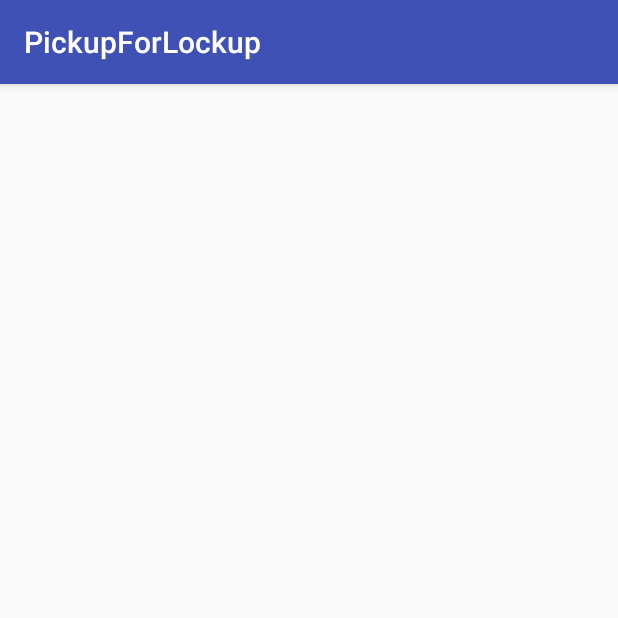
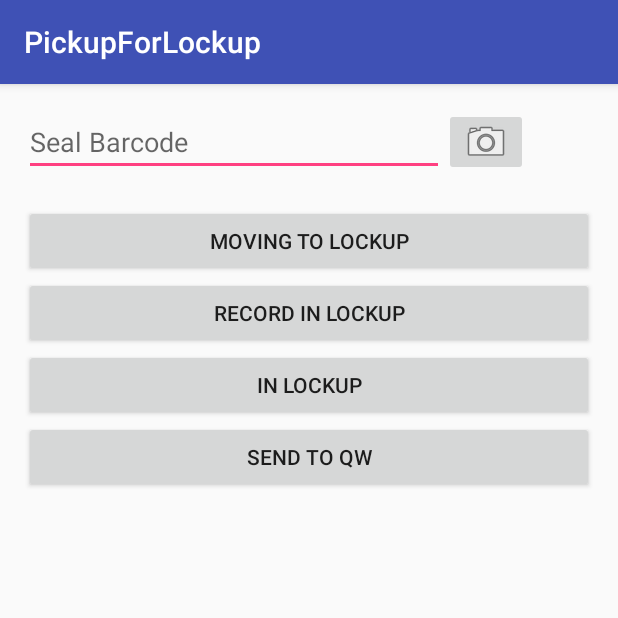
Before and after one commit to somanythings/qw-discovery-pos, an Android app: the PickupForLockup screen opened directly, with no data from a screen before it, on a phone screen of 412 x 824 dp, the top half of it. Run offline under Robolectric (Android 15) with nearby library versions, the phone set to English and light mode, and no system bars; libraries missing offline, so code that uses them is left out: com.google.zxing.client, com.google.zxing.integration.

```diff
--- a/app/build.gradle
+++ b/app/build.gradle
@@ -1,4 +1,5 @@
 apply plugin: 'com.android.application'
+
 repositories {
     maven { url 'https://anylinesdk.blob.core.windows.net/maven/' }
 }
@@ -31,6 +32,8 @@ dependencies {
         exclude group: 'com.android.support', module: 'support-annotations'
     })
     compile 'io.anyline:anylinesdk:3.7.0@aar'
+    compile 'com.google.firebase:firebase-core:9.6.1'
+    compile 'com.google.firebase:firebase-database:9.6.1'
     compile 'com.android.support:appcompat-v7:24.2.0'
     compile 'com.android.support:design:24.2.1'
     compile 'com.google.code.gson:gson:2.7'
@@ -41,3 +44,5 @@ dependencies {
     compile 'com.android.support:support-v4:24.2.1'
     testCompile 'junit:junit:4.12'
 }
+
+apply plugin: 'com.google.gms.google-services'
--- /dev/null
+++ b/app/src/main/java/uk/gov/borderforce/qwseizure/ScanStatic.java
@@ -0,0 +1,37 @@
+package uk.gov.borderforce.qwseizure;
+
+import android.app.Activity;
+import android.content.Intent;
+import android.util.Log;
+import android.view.View;
+import android.widget.ImageButton;
+
+import com.google.zxing.integration.android.IntentIntegrator;
+import com.google.zxing.integration.android.IntentResult;
+
+public class ScanStatic {
+    private static final String TAG = "Scan";
+
+
+    public static void wireBarcodeScanButton(final Activity activity) {
+        ImageButton scan = (ImageButton) activity.findViewById(R.id.scan_seal_id);
+        scan.setOnClickListener(new View.OnClickListener() {
+            @Override
+            public void onClick(View view) {
+                Log.d(TAG, "should open scan");
+                IntentIntegrator bla = new IntentIntegrator(activity);
+                bla.initiateScan(); // `this` is the current Activity
+            }
+        });
+    }
+
+    public static String onSealScanResult(Intent intent, IntentResult result) {
+        String contents = intent.getStringExtra("SCAN_RESULT");
+        String format = intent.getStringExtra("SCAN_RESULT_FORMAT");
+        Log.d(TAG, "con: " + contents);
+        Log.d(TAG, "form" + format);
+        String contents1 = result.getContents();
+        Log.d(TAG, "contents: " + contents1);
+        return contents1;
+    }
+}
--- a/app/src/main/res/layout/content_pickup_for_lockup.xml
+++ b/app/src/main/res/layout/content_pickup_for_lockup.xml
@@ -13,4 +13,37 @@
     tools:context="uk.gov.borderforce.qwseizure.PickupForLockup"
     tools:showIn="@layout/activity_pickup_for_lockup">
 
+    <LinearLayout
+        android:orientation="vertical"
+        android:layout_width="match_parent"
+        android:layout_height="match_parent">
+
+        <include layout="@layout/scan_seal_barcode"
+            android:layout_height="wrap_content"
+            android:layout_width="wrap_content" />
+        <TextView
+            android:layout_width="match_parent"
+            android:layout_height="wrap_content"
+            android:id="@+id/scanned_item_summary" />
+        <Button
+            android:layout_width="match_parent"
+            android:layout_height="wrap_content"
+            android:text="Moving to lockup"
+            style="@style/Widget.AppCompat.Button" />
+        <Button
+            android:layout_width="match_parent"
+            android:layout_height="wrap_content"
+            android:text="Record in lockup"/>
+
+        <Button
+            android:layout_width="match_parent"
+            android:layout_height="wrap_content"
+            android:text="In lockup"
+            />
+        <Button
+            android:layout_width="match_parent"
+            android:layout_height="wrap_content"
+            android:text="Send to QW"/>
+
+    </LinearLayout>
 </RelativeLayout>
--- a/build.gradle
+++ b/build.gradle
@@ -3,11 +3,12 @@
 buildscript {
     repositories {
         jcenter()
-        maven { url 'https://anylinesdk.blob.core.windows.net/maven/'}
+        maven { url 'https://anylinesdk.blob.core.windows.net/maven/' }
 
     }
     dependencies {
         classpath 'com.android.tools.build:gradle:2.2.1'
+        classpath 'com.google.gms:google-services:3.0.0'
 
         // NOTE: Do not place your application dependencies here; they belong
         // in the individual module build.gradle files
```
Also changed, not shown: app/src/main/java/uk/gov/borderforce/qwseizure/MainActivity.java (+10 -0 lines), app/src/main/java/uk/gov/borderforce/qwseizure/PickupForLockup.java (+42 -8 lines), app/src/main/java/uk/gov/borderforce/qwseizure/SeizedGoodsActivity.java (+4 -7 lines), app/src/main/res/menu/menu_main.xml (+6 -2 lines), 1 other file.
